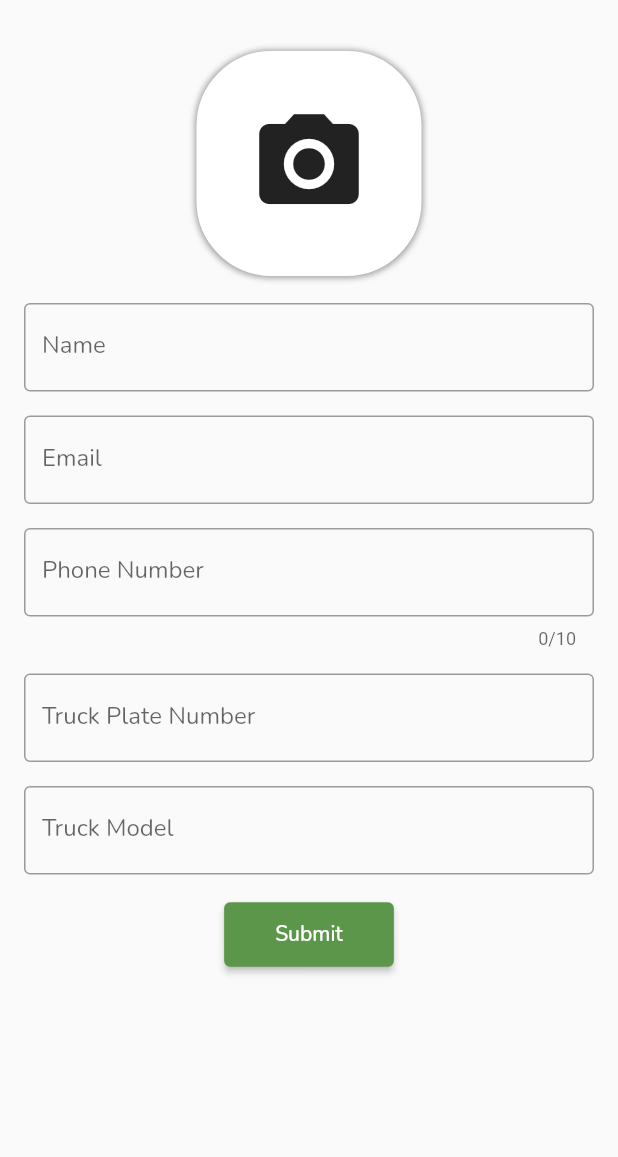
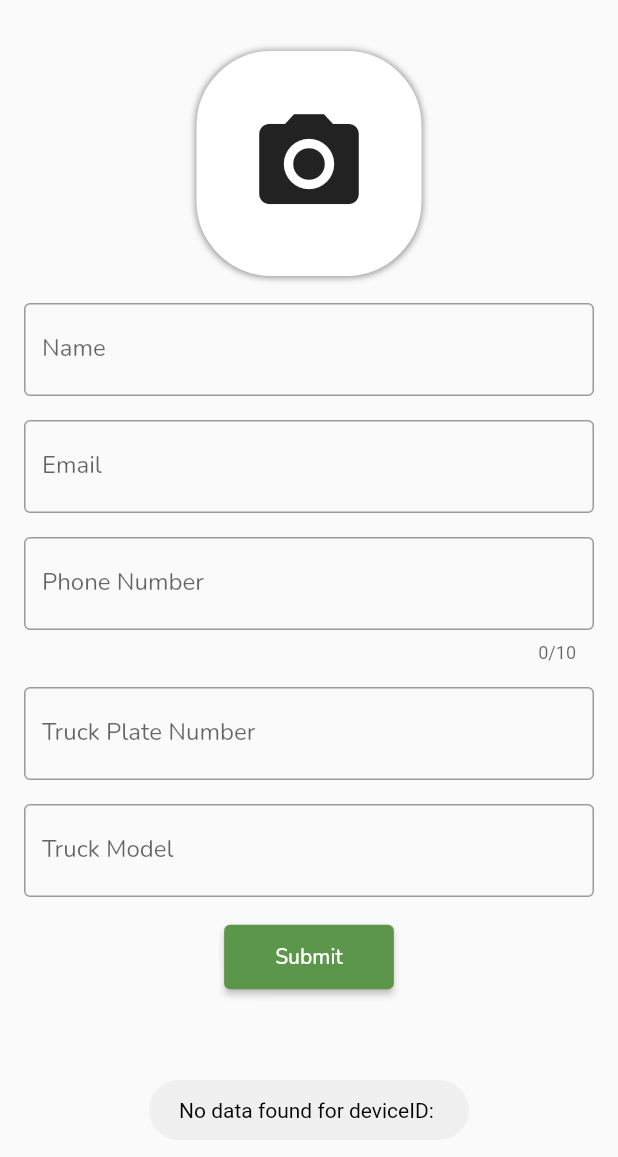
Before and after one commit to rudranshsinghmahra/SmartBinSenseDriver, a Flutter app: the DriverProfileScreen screen opened directly, on a phone screen of 412 x 824 dp. Shown: the top 1157 px of the screen. Run offline on Flutter 3.47's test engine with Material 3 defaults, Android fonts, the phone set to English and light mode, and no system bars; our stand-ins replace cloud_firestore, firebase_auth, firebase_core, firebase_database, firebase_storage, flutter_compass and 10 more; missing offline and left inert: flutter_facebook_auth, platform_device_id_v3; accounts and stored records are empty; network calls fail.

Commit message:
data fetching from realtime database achieved

```diff
--- a/lib/services/firebase_services.dart
+++ b/lib/services/firebase_services.dart
@@ -1,5 +1,4 @@
 import 'dart:io';
-
 import 'package:cloud_firestore/cloud_firestore.dart';
 import 'package:firebase_auth/firebase_auth.dart';
 import 'package:firebase_database/firebase_database.dart';
@@ -155,4 +154,35 @@ class FirebaseServices {
       "userId": user?.uid,
     });
   }
+
+  Future<DataSnapshot> getTruckDriverDetails(String deviceID) async {
+    DataSnapshot dataSnapshot = await databaseReference
+        .orderByChild("deviceId")
+        .equalTo(deviceID)
+        .get();
+    return dataSnapshot;
+  }
+
+//Function to get Truck Driver Details from Firebase Realtime Database
+// Future<Map<String, dynamic>?> getTruckDriverDetails(String deviceId) async {
+//   DatabaseReference databaseReference = FirebaseDatabase.instance.ref();
+//
+//   try {
+//     DatabaseEvent event = await databaseReference.child(deviceId).once();
+//
+//     if (event.snapshot.value != null) {
+//       Map<String, dynamic> data = Map<String, dynamic>.from(
+//           event.snapshot.value as Map<dynamic, dynamic>);
+//       return data;
+//     } else {
+//       // Data does not exist
+//       return null;
+//     }
+//   } catch (error) {
+//     if (kDebugMode) {
+//       print("Error fetching data: $error");
+//     }
+//     return null;
+//   }
+// }
 }
--- a/lib/views/driver_profile_screen.dart
+++ b/lib/views/driver_profile_screen.dart
@@ -23,13 +23,40 @@ class _DriverProfileScreenState extends State<DriverProfileScreen> {
   TextStyle style = GoogleFonts.nunito();
   FirebaseServices firebaseServices = FirebaseServices();
   XFile? _image;
+  String? networkImageUrl;
   String? deviceId;
 
-  Future<void> initDeviceId() async {
+  Future<String?> initDeviceId() async {
     String? deviceId = await PlatformDeviceId.getDeviceId;
-    if (!mounted) return;
     setState(() {
       this.deviceId = deviceId!;
+    });
+    return deviceId;
+  }
+
+  Future getTruckerData(String deviceId) async {
+    firebaseServices.getTruckDriverDetails(deviceId).then((dataSnapshot){
+      if (dataSnapshot.value != null) {
+        // Data found based on plateNumber filter
+        Map<dynamic, dynamic>? values =
+        dataSnapshot.value as Map<dynamic, dynamic>?;
+
+        if (values != null) {
+          values.forEach((key, values) {
+            nameController.text = values['name'];
+            emailController.text = values['email'];
+            phoneController.text = values['phoneNumber'];
+            plateController.text = values['plateNumber'];
+            truckController.text = values['truckModel'];
+            setState(() {
+              networkImageUrl = values['imageUrl'];
+            });
+          });
+        }
+      } else {
+        // No data found based on plateNumber filter
+        showCustomToast("No data found for deviceID: $deviceId");
+      }
     });
   }
 
@@ -80,7 +107,9 @@ class _DriverProfileScreenState extends State<DriverProfileScreen> {
 
   @override
   void initState() {
-    initDeviceId();
+    initDeviceId().then((deviceId) {
+      getTruckerData(deviceId.toString());
+    });
     super.initState();
   }
 
@@ -112,26 +141,37 @@ class _DriverProfileScreenState extends State<DriverProfileScreen> {
                     onTap: () {
                       _pickImage();
                     },
-                    child: ClipRRect(
-                      borderRadius: BorderRadius.circular(50),
-                      child: _image == null
-                          ? const Icon(
-                              Icons.camera_alt,
-                              size: 80,
-                            )
-                          : SizedBox(
+                    child: _image == null
+                        ? (networkImageUrl?.isNotEmpty ??
+                                false) // Check if networkImageUrl is not null and not empty
+                            ? ClipRRect(
+                                borderRadius: BorderRadius.circular(50),
+                                child: Image.network(
+                                  networkImageUrl!,
+                                  fit: BoxFit.cover,
+                                ),
+                              )
+                            : const Icon(
+                                Icons.camera_alt,
+                                size: 80,
+                              )
+                        : ClipRRect(
+                            borderRadius: BorderRadius.circular(50),
+                            child: SizedBox(
                               width: double.infinity,
                               height: 200,
                               child: Image.file(
                                 File(_image!.path),
                                 fit: BoxFit.cover,
-                              )),
-                    ),
+                              ),
+                            ),
+                          ),
                   ),
                 ),
               ),
               TextField(
                 controller: nameController,
+                style: style,
                 decoration: InputDecoration(
                   labelText: 'Name',
                   labelStyle: style,
@@ -140,6 +180,7 @@ class _DriverProfileScreenState extends State<DriverProfileScreen> {
               ),
               const SizedBox(height: 16),
               TextField(
+                style: style,
                 controller: emailController,
                 decoration: InputDecoration(
                   labelText: 'Email',
@@ -149,6 +190,7 @@ class _DriverProfileScreenState extends State<DriverProfileScreen> {
               ),
               const SizedBox(height: 16),
               TextField(
+                style: style,
                 controller: phoneController,
                 keyboardType: TextInputType.phone,
                 maxLength: 10,
@@ -160,6 +202,7 @@ class _DriverProfileScreenState extends State<DriverProfileScreen> {
               ),
               const SizedBox(height: 16),
               TextField(
+                style: style,
                 controller: plateController,
                 decoration: InputDecoration(
                   labelStyle: style,
@@ -169,6 +212,7 @@ class _DriverProfileScreenState extends State<DriverProfileScreen> {
               ),
               const SizedBox(height: 16),
               TextField(
+                style: style,
                 controller: truckController,
                 decoration: InputDecoration(
                   labelStyle: style,
--- a/lib/views/home_screen.dart
+++ b/lib/views/home_screen.dart
@@ -1,4 +1,5 @@
 import 'package:flutter/material.dart';
+import 'package:platform_device_id_v3/platform_device_id.dart';
 import 'package:smart_bin_sense_driver_app/views/driver_profile_screen.dart';
 import '../services/firebase_services.dart';
 import '../widgets/appbar/custom_appbar_location.dart';
```
